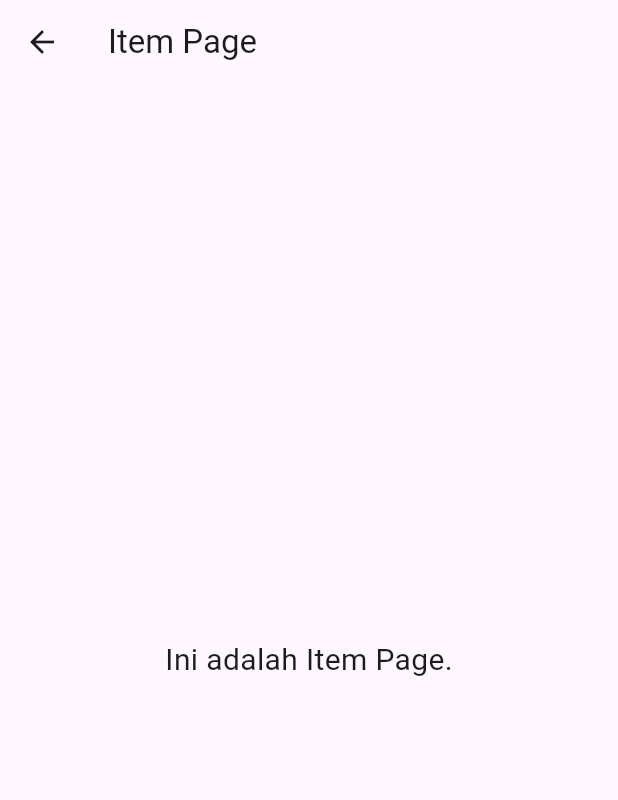
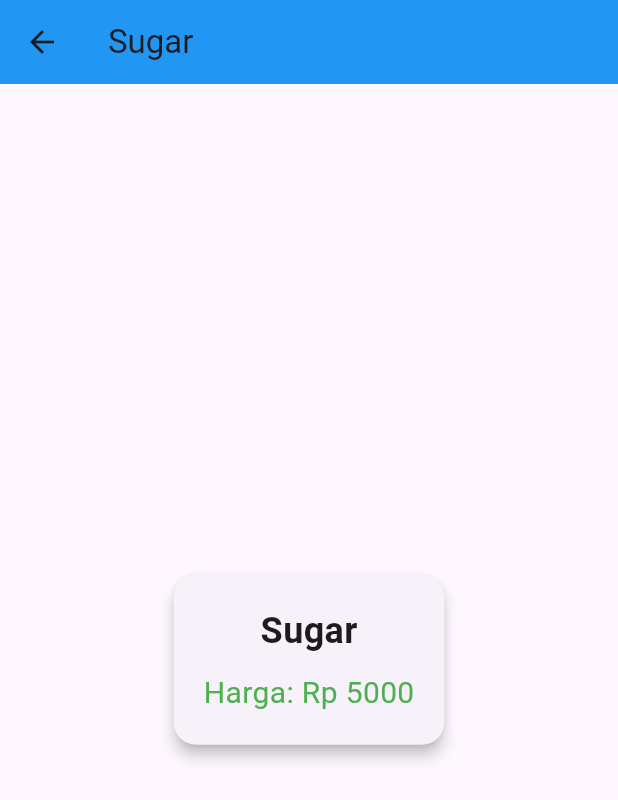
Before and after one commit to bebyyf/layout_flutter, a Flutter app: the screen it shows after launch, after a tap on "Sugar", on a phone screen of 412 x 824 dp. Shown: the top 800 px of the screen. Run offline on Flutter 3.47's test engine with Material 3 defaults, Android fonts, the phone set to English and light mode, and no system bars.

Commit message:
Tugas Praktikum 2 no 1

```diff
--- a/lib/main.dart
+++ b/lib/main.dart
@@ -3,12 +3,11 @@ import 'pages/home_page.dart';
 import 'pages/item_page.dart';
 
 void main() {
-  runApp(MaterialApp(
-    debugShowCheckedModeBanner: false,
-    initialRoute: '/',
-    routes: {
-      '/': (context) =>  HomePage(),
-      '/item': (context) => ItemPage(),
-    },
-  ));
+  runApp(
+    MaterialApp(
+      debugShowCheckedModeBanner: false,
+      initialRoute: '/',
+      routes: {'/': (context) => HomePage(), '/item': (context) => ItemPage()},
+    ),
+  );
 }
--- a/lib/pages/home_page.dart
+++ b/lib/pages/home_page.dart
@@ -28,7 +28,11 @@ class HomePage extends StatelessWidget {
             final item = items[index];
             return InkWell(
               onTap: () {
-                Navigator.pushNamed(context, '/item');
+                Navigator.pushNamed(
+                  context,
+                  '/item',
+                  arguments: item, // ⬅ kirim data ke halaman ItemPage
+                );
               },
               child: Card(
                 elevation: 3,
--- a/lib/pages/item_page.dart
+++ b/lib/pages/item_page.dart
@@ -1,14 +1,50 @@
 import 'package:flutter/material.dart';
+import '../models/item.dart';
 
 class ItemPage extends StatelessWidget {
   const ItemPage({super.key});
 
   @override
   Widget build(BuildContext context) {
+    // Ambil data yang dikirim dari HomePage
+    final Item item = ModalRoute.of(context)!.settings.arguments as Item;
+
     return Scaffold(
-      appBar: AppBar(title: const Text('Item Page')),
-      body: const Center(
-        child: Text('Ini adalah Item Page.', style: TextStyle(fontSize: 20)),
+      appBar: AppBar(
+        title: Text(item.name),
+        backgroundColor: Colors.blue,
+      ),
+      body: Center(
+        child: Card(
+          elevation: 4,
+          margin: const EdgeInsets.all(20),
+          shape: RoundedRectangleBorder(
+            borderRadius: BorderRadius.circular(15),
+          ),
+          child: Padding(
+            padding: const EdgeInsets.all(20.0),
+            child: Column(
+              mainAxisSize: MainAxisSize.min,
+              children: [
+                Text(
+                  item.name,
+                  style: const TextStyle(
+                    fontSize: 24,
+                    fontWeight: FontWeight.bold,
+                  ),
+                ),
+                const SizedBox(height: 10),
+                Text(
+                  'Harga: Rp ${item.price}',
+                  style: const TextStyle(
+                    fontSize: 20,
+                    color: Colors.green,
+                  ),
+                ),
+              ],
+            ),
+          ),
+        ),
       ),
     );
   }
```
Also changed, not shown: images/ss12.png (added), images/ss13.png (added), images/ss14.png (added), images/ss15.png (added), 1 other file.
